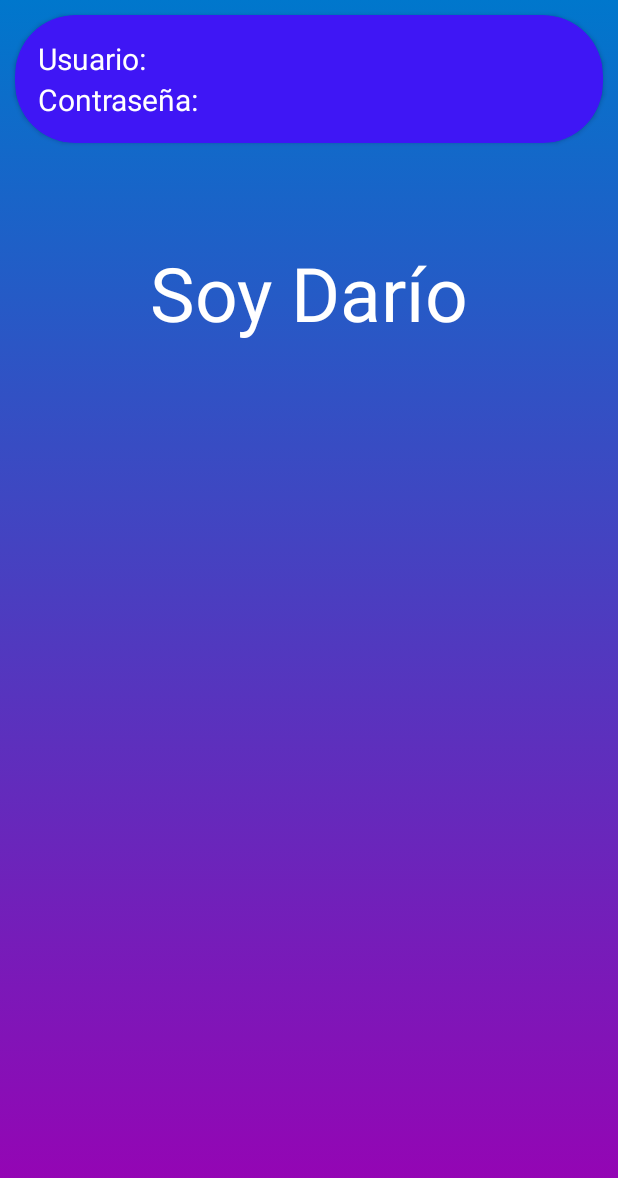
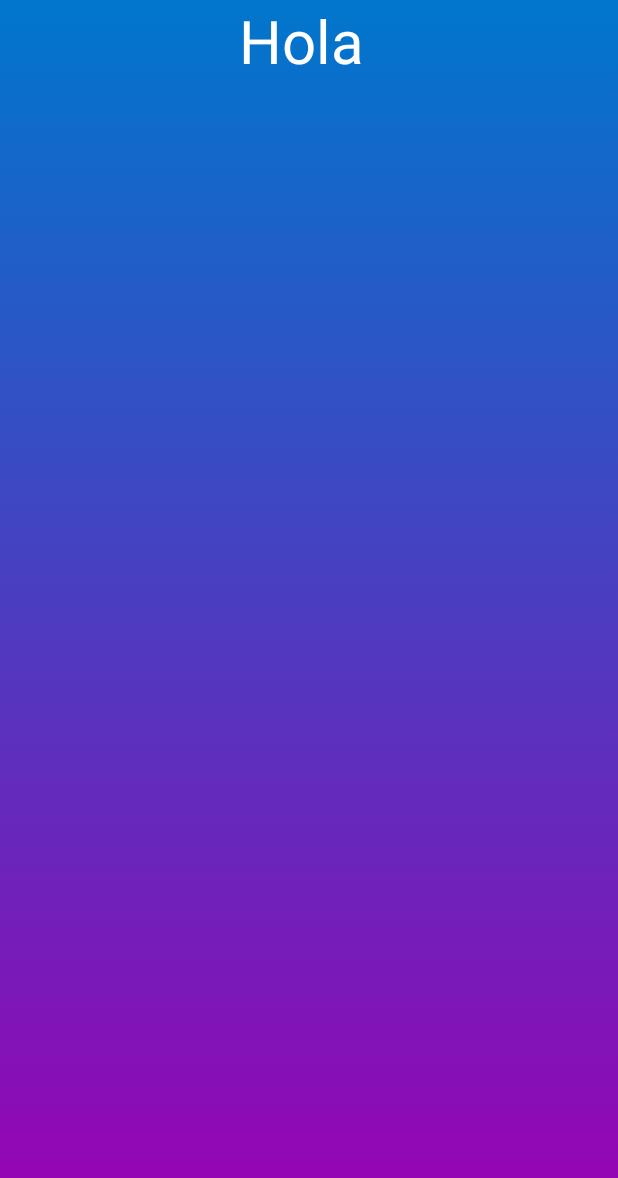
Before and after one commit to darioromeroromera/Proyecto-PMDM, an Android app: the layout activity_main.xml on its own in the app's theme, with its tools: preview values and no code run, on a phone screen of 412 x 824 dp. Shown: the top 1178 px of the screen. Run offline under Robolectric (Android 15) with nearby library versions, the phone set to English and light mode, and no system bars.

Commit message:
Creado login para RecyclerView y creado CardView

```diff
--- /dev/null
+++ b/app/src/main/res/drawable/baseline_delete_24.xml
@@ -0,0 +1,5 @@
+<vector android:height="24dp" android:tint="#000000"
+    android:viewportHeight="24" android:viewportWidth="24"
+    android:width="24dp" xmlns:android="http://schemas.android.com/apk/res/android">
+    <path android:fillColor="@android:color/white" android:pathData="M6,19c0,1.1 0.9,2 2,2h8c1.1,0 2,-0.9 2,-2V7H6v12zM19,4h-3.5l-1,-1h-5l-1,1H5v2h14V4z"/>
+</vector>
--- a/app/src/main/res/layout/activity_login.xml
+++ b/app/src/main/res/layout/activity_login.xml
@@ -45,7 +45,8 @@
             android:inputType="text"
             android:textColor="@color/black"
             android:hint="usuario"
-            android:textColorHint="#999"/>
+            android:textColorHint="#999"
+            android:maxLength="12"/>
 
         <EditText
             android:id="@+id/et_password"
--- a/app/src/main/res/layout/activity_main.xml
+++ b/app/src/main/res/layout/activity_main.xml
@@ -1,64 +1,27 @@
 <?xml version="1.0" encoding="utf-8"?>
 <!-- Programa de Darío -->
-<androidx.constraintlayout.widget.ConstraintLayout xmlns:android="http://schemas.android.com/apk/res/android"
+<LinearLayout xmlns:android="http://schemas.android.com/apk/res/android"
     xmlns:app="http://schemas.android.com/apk/res-auto"
     xmlns:tools="http://schemas.android.com/tools"
     android:layout_width="match_parent"
     android:layout_height="match_parent"
     android:background="@drawable/background_shape"
+    android:orientation="vertical"
+    android:gravity="center_horizontal"
     tools:context=".MainActivity">
 
-    <androidx.cardview.widget.CardView
-        android:id="@+id/cv_item"
-        android:layout_width="match_parent"
-        android:layout_height="wrap_content"
-        app:layout_constraintTop_toTopOf="parent"
-        app:layout_constraintStart_toStartOf="parent"
-        app:layout_constraintEnd_toEndOf="parent"
-        android:layout_margin="10dp"
-        app:cardCornerRadius="40dp"
-        app:cardBackgroundColor="@color/strong_purple"
-        >
-        <LinearLayout
-            android:layout_width="wrap_content"
-            android:layout_height="wrap_content"
-            android:orientation="vertical"
-            android:padding="15dp"
-            >
-            <TextView
-                android:id="@+id/tv_usuario"
-                android:layout_width="wrap_content"
-                android:layout_height="wrap_content"
-                android:text="@string/texto_usuario"
-                android:textSize="20sp"
-                android:textColor="@color/white"
-                />
-
-            <TextView
-                android:id="@+id/tv_password"
-                android:layout_width="wrap_content"
-                android:layout_height="wrap_content"
-                android:text="@string/texto_contrasenna"
-                android:textSize="20sp"
-                android:textColor="@color/white"
-                />
-
-        </LinearLayout>
-
-    </androidx.cardview.widget.CardView>
-
     <TextView
-        android:id="@+id/tv_identificacion"
+        android:id="@+id/tv_saludo"
         android:layout_width="wrap_content"
         android:layout_height="wrap_content"
-        app:layout_constraintTop_toBottomOf="@id/cv_item"
-        app:layout_constraintVertical_bias="0.1"
-        app:layout_constraintBottom_toBottomOf="parent"
-        app:layout_constraintStart_toStartOf="parent"
-        app:layout_constraintEnd_toEndOf="parent"
-        android:text="@string/identificacion"
-        android:textSize="50sp"
+        android:text= "@string/texto_saludo"
+        android:textSize="40sp"
         android:textColor="@color/white"
         />
 
-</androidx.constraintlayout.widget.ConstraintLayout>
+    <androidx.recyclerview.widget.RecyclerView
+        android:id="@+id/rv_contactos"
+        android:layout_width="wrap_content"
+        android:layout_height="wrap_content"
+        />
+</LinearLayout>
--- a/app/src/main/res/values/colors.xml
+++ b/app/src/main/res/values/colors.xml
@@ -4,4 +4,5 @@
     <color name="white">#FFFFFFFF</color>
     <color name="strong_purple">#3f16f5</color>
     <color name="dark_green">#006400</color>
+    <color name="purple">#800080</color>
 </resources>
--- a/app/src/main/res/values/strings.xml
+++ b/app/src/main/res/values/strings.xml
@@ -1,9 +1,9 @@
 <resources>
     <string name="app_name">Proyecto PMDM</string>
-    <string name="texto_usuario">"Usuario: "</string>
-    <string name="texto_contrasenna">"Contraseña: "</string>
-    <string name="identificacion">Soy Darío</string>
     <string name="texto_presentacion">Bienvenido a la app de Darío</string>
     <string name="texto_login">Iniciar sesión</string>
     <string name="texto_registrarse">Registrarse</string>
+    <string name="user">Dario</string>
+    <string name="password">1234</string>
+    <string name="texto_saludo">"Hola "</string>
 </resources>
```
Also changed, not shown: app/src/main/java/com/example/proyectopmdm/LoginActivity.kt (+3 -4 lines), app/src/main/res/layout/cardview_layout.xml (added, +70 -0 lines).
